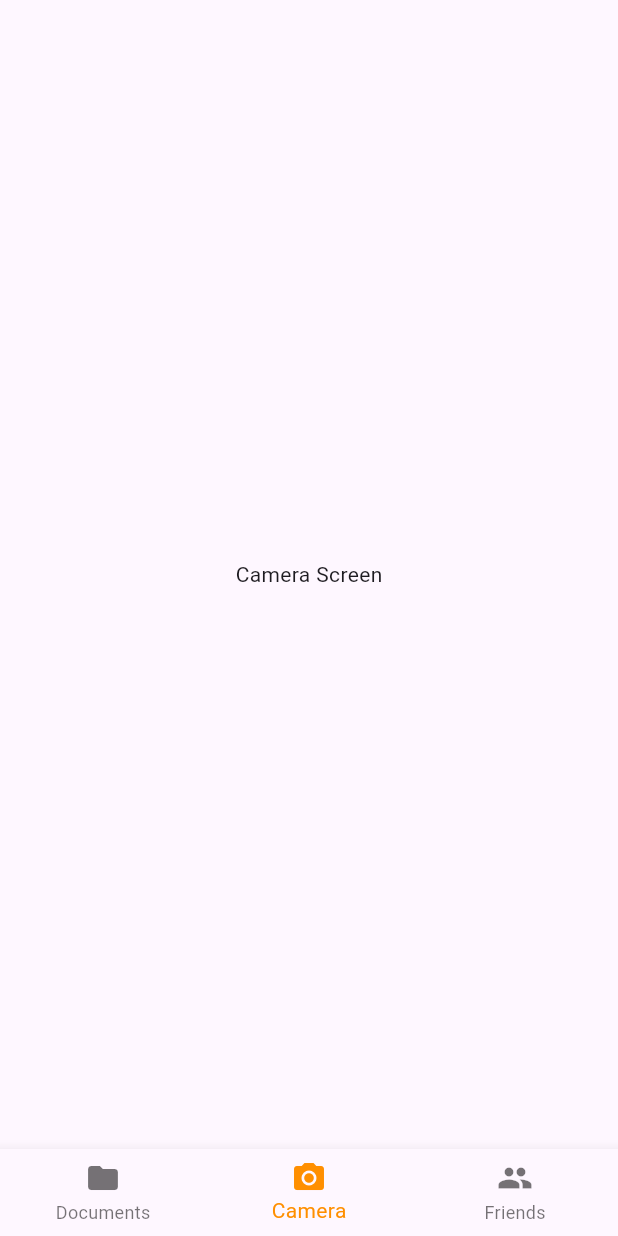
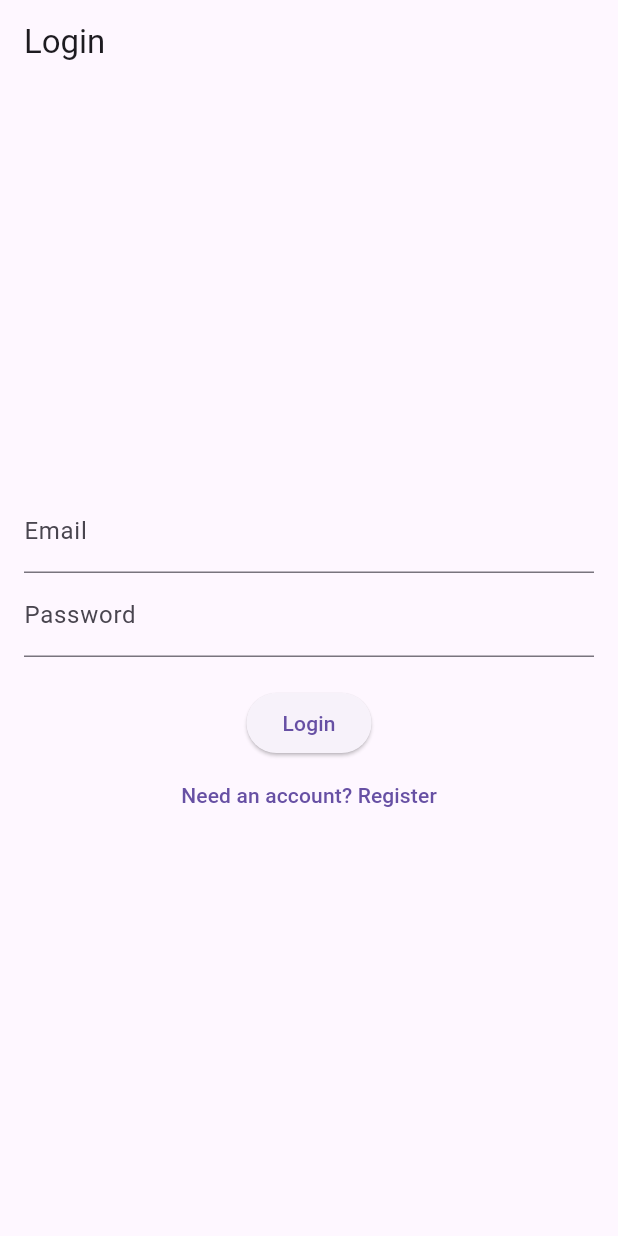
Before and after one commit to tylerkvo/scanner-mobile-app, a Flutter app: the screen it shows after launch, on a phone screen of 412 x 824 dp. Run offline on Flutter 3.47's test engine with Material 3 defaults, Android fonts, the phone set to English and light mode, and no system bars; our stand-ins replace camera, cloud_firestore, firebase_auth, firebase_core; accounts and stored records are empty.

Commit message:
basic login/register functionality

```diff
--- /dev/null
+++ b/lib/login.dart
@@ -0,0 +1,106 @@
+import 'package:flutter/material.dart';
+import 'package:firebase_auth/firebase_auth.dart';
+import 'package:cloud_firestore/cloud_firestore.dart';
+
+class LoginScreen extends StatefulWidget {
+  @override
+  _LoginScreenState createState() => _LoginScreenState();
+}
+
+class _LoginScreenState extends State<LoginScreen> {
+  final _auth = FirebaseAuth.instance;
+  final _emailController = TextEditingController();
+  final _passwordController = TextEditingController();
+  final _usernameController = TextEditingController();
+  String _errorMessage = '';
+  bool _isRegister = false;  // Toggle between register and login
+
+  void _registerAccount() async {
+    try {
+      final UserCredential userCredential = await _auth.createUserWithEmailAndPassword(
+        email: _emailController.text.trim(),
+        password: _passwordController.text.trim(),
+      );
+      if (userCredential.user != null) {
+        // Assuming the UID is used as the document ID
+        await FirebaseFirestore.instance.collection('users').doc(userCredential.user!.uid).set({
+          'username': _usernameController.text.trim(),
+          'email': _emailController.text.trim(),
+        });
+
+        // Navigate to the main application screen after successful registration
+        Navigator.pushReplacementNamed(context, '/mainApp');
+      }
+    } on FirebaseAuthException catch (e) {
+      setState(() {
+        _errorMessage = e.message ?? 'An error occurred. Please try again.';
+      });
+    }
+  }
+
+  void _signInWithEmailAndPassword() async {
+    try {
+      final userCredential = await _auth.signInWithEmailAndPassword(
+        email: _emailController.text.trim(),
+        password: _passwordController.text.trim(),
+      );
+      if (userCredential.user != null) {
+        // Navigate to the main application screen after successful login
+        Navigator.pushReplacementNamed(context, '/mainApp');
+      }
+    } on FirebaseAuthException catch (e) {
+      setState(() {
+        _errorMessage = e.message ?? 'An error occurred. Please try again.';
+      });
+    }
+  }
+
+  @override
+  Widget build(BuildContext context) {
+    return Scaffold(
+      appBar: AppBar(title: Text(_isRegister ? 'Register' : 'Login')),
+      body: Padding(
+        padding: const EdgeInsets.all(16.0),
+        child: Column(
+          mainAxisAlignment: MainAxisAlignment.center,
+          children: [
+            if (_isRegister) TextField(
+              controller: _usernameController,
+              decoration: InputDecoration(
+                labelText: 'Username',
+              ),
+            ),
+            TextField(
+              controller: _emailController,
+              decoration: InputDecoration(
+                labelText: 'Email',
+              ),
+            ),
+            TextField(
+              controller: _passwordController,
+              decoration: InputDecoration(
+                labelText: 'Password',
+                errorText: _errorMessage.isEmpty ? null : _errorMessage,
+              ),
+              obscureText: true,
+            ),
+            SizedBox(height: 20),
+            ElevatedButton(
+              onPressed: _isRegister ? _registerAccount : _signInWithEmailAndPassword,
+              child: Text(_isRegister ? 'Register' : 'Login'),
+            ),
+            TextButton(
+              onPressed: () {
+                setState(() {
+                  _isRegister = !_isRegister;
+                  _errorMessage = '';
+                });
+              },
+              child: Text(_isRegister ? 'Already have an account? Login' : 'Need an account? Register'),
+            ),
+          ],
+        ),
+      ),
+    );
+  }
+}
--- a/lib/main.dart
+++ b/lib/main.dart
@@ -3,6 +3,7 @@ import 'package:camera/camera.dart';
 import 'camera.dart';
 import 'friends.dart';
 import 'documents.dart';
+import 'login.dart';
 import 'package:firebase_core/firebase_core.dart';
 import 'firebase_options.dart';
 
@@ -12,7 +13,25 @@ void main() async {
     options: DefaultFirebaseOptions.currentPlatform,
   );
   final cameras = await availableCameras();
-  runApp(MaterialApp(home: MainApp(cameras: cameras)));
+  runApp(MyApp(cameras: cameras));
+}
+
+class MyApp extends StatelessWidget {
+  final List<CameraDescription> cameras;
+
+  MyApp({required this.cameras});
+
+  @override
+  Widget build(BuildContext context) {
+    return MaterialApp(
+      title: 'Flutter Firebase App',
+      initialRoute: '/',
+      routes: {
+        '/': (context) => LoginScreen(),
+        '/mainApp': (context) => MainApp(cameras: cameras),
+      },
+    );
+  }
 }
 
 class MainApp extends StatefulWidget {
```
